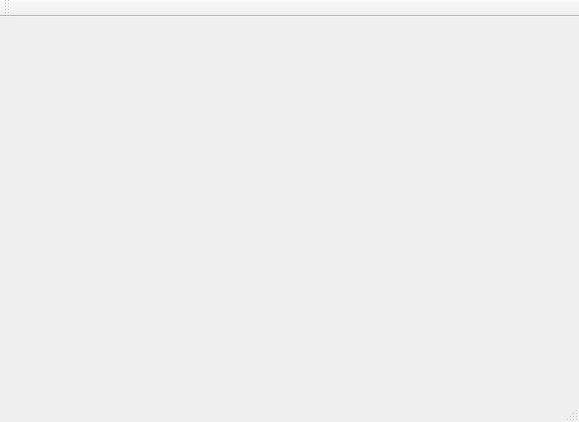
This is mainwindow.ui in sqazer/Banker as Qt 5 draws it before an edit. The edited form follows.
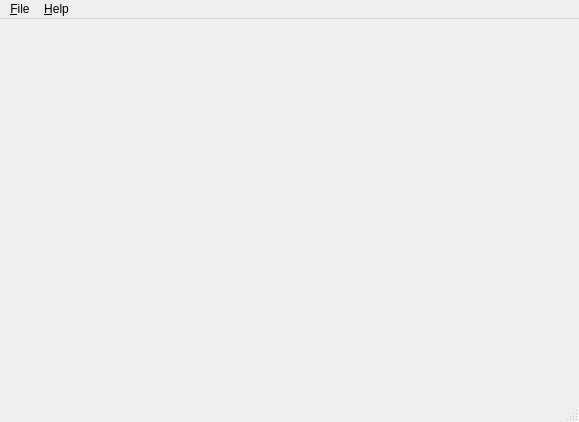
This is the edited form.

Commit message: Add menu entry in ui

What changed in the file:
```diff
--- a/mainwindow.ui
+++ b/mainwindow.ui
@@ -23,14 +23,21 @@
      <height>21</height>
     </rect>
    </property>
-  </widget>
-  <widget class="QToolBar" name="mainToolBar">
-   <attribute name="toolBarArea">
-    <enum>TopToolBarArea</enum>
-   </attribute>
-   <attribute name="toolBarBreak">
-    <bool>false</bool>
-   </attribute>
+   <widget class="QMenu" name="menu_File">
+    <property name="title">
+     <string>&amp;File</string>
+    </property>
+    <addaction name="action_Open_account"/>
+    <addaction name="action_New_account"/>
+   </widget>
+   <widget class="QMenu" name="menu_Help">
+    <property name="title">
+     <string>&amp;Help</string>
+    </property>
+    <addaction name="action_About"/>
+   </widget>
+   <addaction name="menu_File"/>
+   <addaction name="menu_Help"/>
   </widget>
   <widget class="QStatusBar" name="statusBar"/>
  </widget>
```
Left out of the diff: 15 changed lines with no effect on the pictures.
